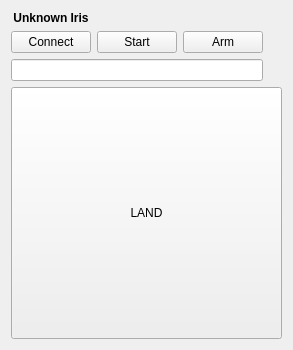
First picture: the form in gui/src/gui/MyPlugin.ui, repository roussePaul/kampala, before the edit.
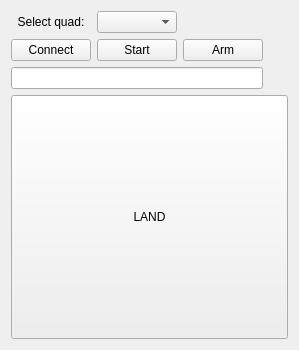
Second picture: the form after the edit.

What changed in the file:
```diff
--- a/gui/src/gui/MyPlugin.ui
+++ b/gui/src/gui/MyPlugin.ui
@@ -6,7 +6,7 @@
    <rect>
     <x>0</x>
     <y>0</y>
-    <width>293</width>
+    <width>299</width>
     <height>350</height>
    </rect>
   </property>
@@ -23,7 +23,7 @@
       </sizepolicy>
      </property>
      <property name="text">
-      <string>&lt;html&gt;&lt;head/&gt;&lt;body&gt;&lt;p align=&quot;center&quot;&gt;&lt;span style=&quot; font-weight:600;&quot;&gt;Unknown Iris&lt;/span&gt;&lt;/p&gt;&lt;/body&gt;&lt;/html&gt;</string>
+      <string>&lt;html&gt;&lt;head/&gt;&lt;body&gt;&lt;p align=&quot;center&quot;&gt;Select quad:&lt;/p&gt;&lt;/body&gt;&lt;/html&gt;</string>
      </property>
     </widget>
    </item>
@@ -64,6 +64,9 @@
    <item row="5" column="0" colspan="3">
     <widget class="QLineEdit" name="StartInputField"/>
    </item>
+   <item row="0" column="1">
+    <widget class="QComboBox" name="IrisInputBox"/>
+   </item>
   </layout>
  </widget>
  <resources/>
```
